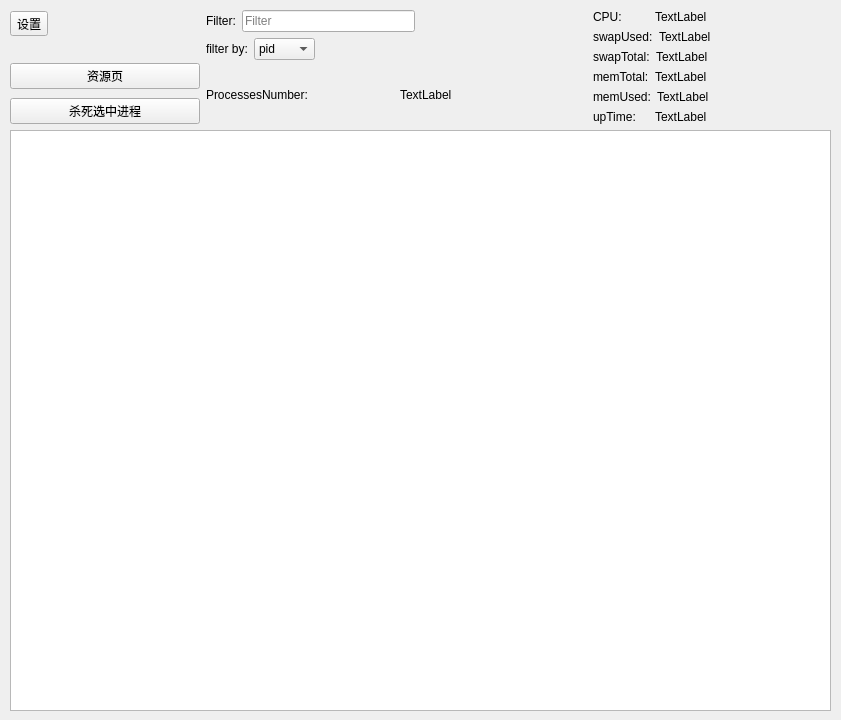
Above: hqtop/widget.ui from frankenstein27/hqtop before the change. Below: the same form after it.
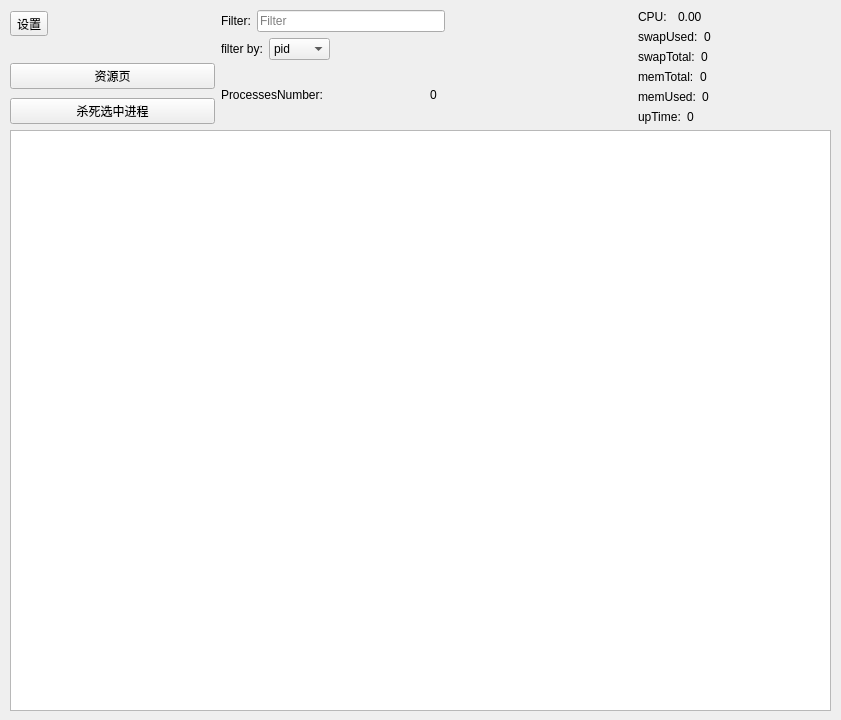
That is the form after the change.

Diff of the .ui file:
```diff
--- a/hqtop/widget.ui
+++ b/hqtop/widget.ui
@@ -167,7 +167,7 @@
           <item>
            <widget class="QLabel" name="processesNumberLabel">
             <property name="text">
-             <string>TextLabel</string>
+             <string>0</string>
             </property>
            </widget>
           </item>
@@ -189,7 +189,7 @@
           <item>
            <widget class="QLabel" name="cpuLabel">
             <property name="text">
-             <string>TextLabel</string>
+             <string>0.00</string>
             </property>
            </widget>
           </item>
@@ -207,7 +207,7 @@
           <item>
            <widget class="QLabel" name="swapUsedLabel">
             <property name="text">
-             <string>TextLabel</string>
+             <string>0</string>
             </property>
            </widget>
           </item>
@@ -225,7 +225,7 @@
           <item>
            <widget class="QLabel" name="swapTotalLabel">
             <property name="text">
-             <string>TextLabel</string>
+             <string>0</string>
             </property>
            </widget>
           </item>
@@ -243,7 +243,7 @@
           <item>
            <widget class="QLabel" name="memTotalLabel">
             <property name="text">
-             <string>TextLabel</string>
+             <string>0</string>
             </property>
            </widget>
           </item>
@@ -261,7 +261,7 @@
           <item>
            <widget class="QLabel" name="memUsedLabel">
             <property name="text">
-             <string>TextLabel</string>
+             <string>0</string>
             </property>
            </widget>
           </item>
@@ -279,7 +279,7 @@
           <item>
            <widget class="QLabel" name="upTimeLabel">
             <property name="text">
-             <string>TextLabel</string>
+             <string>0</string>
             </property>
            </widget>
           </item>
```
